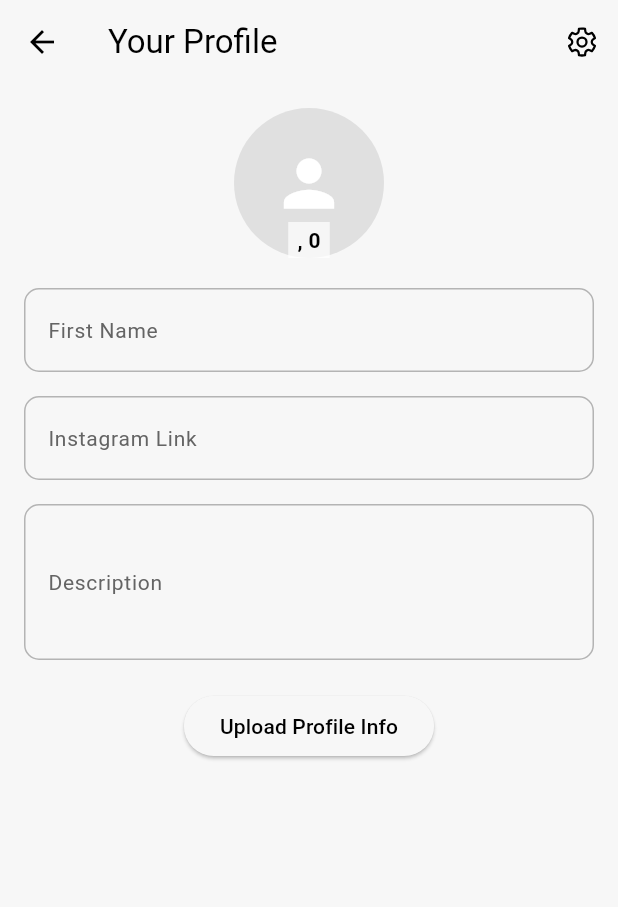
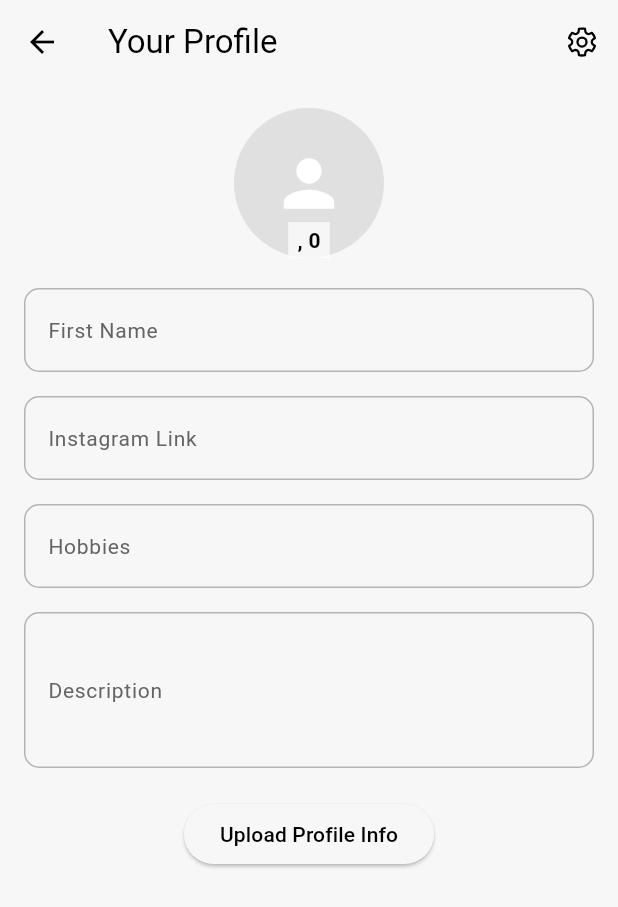
Before and after one commit to AndreasBardram/RoomFinder, a Flutter app: the YourProfileScreen screen opened directly, on a phone screen of 412 x 824 dp. Shown: the top 907 px of the screen. Run offline on Flutter 3.47's test engine with Material 3 defaults, Android fonts, the phone set to English and light mode, and no system bars; our stand-ins replace cloud_firestore, firebase_auth, firebase_core, fluentui_system_icons; accounts and stored records are empty.

Commit message:
back at it update

```diff
--- a/room_finder/lib/screens/your_profile_screen.dart
+++ b/room_finder/lib/screens/your_profile_screen.dart
@@ -13,14 +13,18 @@ class YourProfileScreen extends StatefulWidget {
 }
 
 class _YourProfileScreenState extends State<YourProfileScreen> {
-  // Controllers for the additional input fields.
+  // Controllers for input fields.
   final TextEditingController _firstNameController = TextEditingController();
   final TextEditingController _instagramController = TextEditingController();
   final TextEditingController _descriptionController = TextEditingController();
 
+  // NEW: Controller for Hobbies
+  final TextEditingController _hobbiesController = TextEditingController();
+
   // State variables to hold profile info fetched from Firestore.
   String _firstName = '';
-  int? _age; // Age is stored as an integer
+  int? _age;
+  String _hobbies = ''; // NEW: State variable
 
   @override
   void initState() {
@@ -40,8 +44,9 @@ class _YourProfileScreenState extends State<YourProfileScreen> {
         setState(() {
           _firstName = data?['firstName'] ?? '';
           _age = data?['age']; // Assumes age is stored as an integer
-          // Optionally pre-fill the profile field with the loaded data.
+          _hobbies = data?['hobbies'] ?? ''; // NEW: Load hobbies
           _firstNameController.text = _firstName;
+          _hobbiesController.text = _hobbies; // NEW: Pre-fill hobbies field
         });
       }
     } catch (error) {
@@ -49,9 +54,8 @@ class _YourProfileScreenState extends State<YourProfileScreen> {
     }
   }
 
-  /// Uploads basic profile info (email, first name, Instagram link, and description) to Firestore.
+  /// Uploads profile info (email, first name, Instagram link, description, hobbies) to Firestore.
   Future<void> _uploadProfile() async {
-    // Get the current user from Firebase Auth.
     final User? user = FirebaseAuth.instance.currentUser;
     if (user == null) {
       ScaffoldMessenger.of(context).showSnackBar(
@@ -60,19 +64,19 @@ class _YourProfileScreenState extends State<YourProfileScreen> {
       return;
     }
 
-    // Extract values from the authenticated user and input fields.
     final String email = user.email ?? "No email provided";
     final String firstName = _firstNameController.text.trim();
     final String instagram = _instagramController.text.trim();
     final String description = _descriptionController.text.trim();
+    final String hobbies = _hobbiesController.text.trim(); // NEW
 
     try {
-      // Write (or merge) the user's data to the "users" collection in Firestore.
       await FirebaseFirestore.instance.collection('users').doc(user.uid).set({
         'email': email,
         'firstName': firstName,
         'instagram': instagram,
         'description': description,
+        'hobbies': hobbies, // NEW
         'updatedAt': FieldValue.serverTimestamp(),
       }, SetOptions(merge: true));
 
@@ -89,10 +93,10 @@ class _YourProfileScreenState extends State<YourProfileScreen> {
 
   @override
   void dispose() {
-    // Dispose of the controllers when the widget is removed.
     _firstNameController.dispose();
     _instagramController.dispose();
     _descriptionController.dispose();
+    _hobbiesController.dispose(); // NEW
     super.dispose();
   }
 
@@ -164,6 +168,12 @@ class _YourProfileScreenState extends State<YourProfileScreen> {
                 decoration: customInputDecoration(labelText: 'Instagram Link'),
               ),
               const SizedBox(height: 16),
+              // NEW: Input field for Hobbies.
+              TextField(
+                controller: _hobbiesController,
+                decoration: customInputDecoration(labelText: 'Hobbies'),
+              ),
+              const SizedBox(height: 16),
               // Multiline input field for description.
               TextField(
                 controller: _descriptionController,
```
